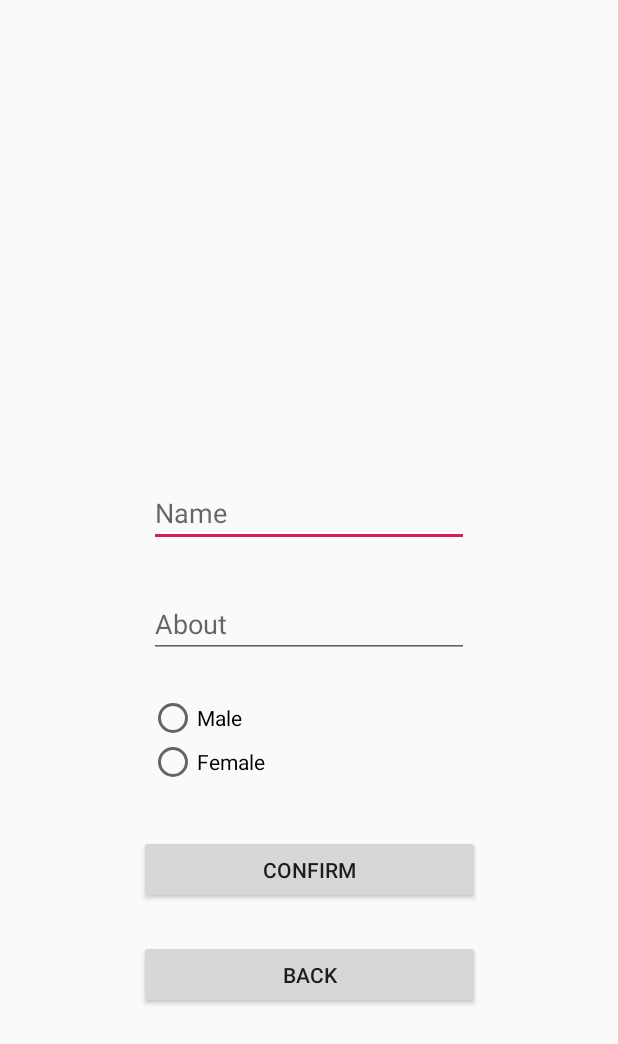
After one commit to ikhsanhabibi/lending-ears, an Android app: the ProfileSettingActivity screen opened directly, with no data from a screen before it, on a phone screen of 412 x 824 dp. The commit adds this screen. Shown: the top 1044 px of the screen. Run offline under Robolectric (Android 15) with nearby library versions, the phone set to English and light mode, and no system bars; our stand-ins replace Firebase (no records; nobody signed in at launch, a user with empty details on screens opened directly).

Commit message:
profile setting

```diff
--- a/app/build.gradle
+++ b/app/build.gradle
@@ -28,6 +28,9 @@ dependencies {
     androidTestImplementation 'com.android.support.test.espresso:espresso-core:3.0.2'
     implementation 'com.google.firebase:firebase-core:16.0.9'
     implementation 'com.google.firebase:firebase-auth:17.0.0'
+    implementation 'com.google.firebase:firebase-storage:17.0.0'
+    implementation 'com.google.firebase:firebase-database:17.0.0'
+    implementation 'com.github.bumptech.glide:glide:4.0.0'
 }
 
 apply plugin: 'com.google.gms.google-services'
--- a/app/src/main/AndroidManifest.xml
+++ b/app/src/main/AndroidManifest.xml
@@ -1,6 +1,8 @@
 <?xml version="1.0" encoding="utf-8"?>
 <manifest xmlns:android="http://schemas.android.com/apk/res/android"
     package="com.example.myapplication">
+
+    <uses-permission android:name="android.permission.READ_EXTERNAL_STORAGE" />
 
     <application
         android:allowBackup="true"
@@ -9,7 +11,8 @@
         android:roundIcon="@mipmap/ic_launcher_round"
         android:supportsRtl="true"
         android:theme="@style/AppTheme">
-        <activity android:name=".HomeActivity"></activity>
+        <activity android:name=".ProfileSettingActivity"></activity>
+        <activity android:name=".HomeActivity" />
         <activity android:name=".LoginActivity" />
         <activity android:name=".SignUpActivity" />
         <activity android:name=".MainActivity">
--- /dev/null
+++ b/app/src/main/java/com/example/myapplication/ProfileSettingActivity.java
@@ -0,0 +1,205 @@
+package com.example.myapplication;
+
+import android.app.Activity;
+import android.content.Intent;
+import android.graphics.Bitmap;
+import android.net.Uri;
+import android.os.storage.StorageManager;
+import android.provider.MediaStore;
+import android.support.annotation.NonNull;
+import android.support.v7.app.AppCompatActivity;
+import android.os.Bundle;
+import android.view.View;
+import android.widget.Button;
+import android.widget.EditText;
+import android.widget.ImageView;
+import android.widget.RadioButton;
+import android.widget.RadioGroup;
+
+import com.bumptech.glide.Glide;
+import com.google.android.gms.tasks.OnFailureListener;
+import com.google.android.gms.tasks.OnSuccessListener;
+import com.google.android.gms.tasks.Task;
+import com.google.firebase.auth.FirebaseAuth;
+import com.google.firebase.database.DataSnapshot;
+import com.google.firebase.database.DatabaseError;
+import com.google.firebase.database.DatabaseReference;
+import com.google.firebase.database.FirebaseDatabase;
+import com.google.firebase.database.ValueEventListener;
+import com.google.firebase.storage.FirebaseStorage;
+import com.google.firebase.storage.StorageReference;
+import com.google.firebase.storage.UploadTask;
+
+import java.io.ByteArrayOutputStream;
+import java.io.IOException;
+import java.util.HashMap;
+import java.util.Map;
+
+public class ProfileSettingActivity extends AppCompatActivity {
+
+    private EditText mNameField, mAboutField;
+
+    private Button mBack, mConfirm;
+
+    private ImageView mProfileImage;
+
+    private FirebaseAuth mAuth;
+
+    private DatabaseReference mUserDatabase;
+
+    private String userId, name, about, profileImageUrl, gender;
+
+    private Uri resultUri;
+
+    private RadioGroup mRadioGroup;
+
+    @Override
+    protected void onCreate(Bundle savedInstanceState) {
+        super.onCreate(savedInstanceState);
+        setContentView(R.layout.activity_profile_setting);
+
+        mNameField = findViewById(R.id.name);
+        mAboutField = findViewById(R.id.about);
+
+        mRadioGroup = findViewById(R.id.radioGroup);
+
+        mProfileImage = findViewById(R.id.profileimage);
+
+        mConfirm = findViewById(R.id.confirm);
+        mBack = findViewById(R.id.back);
+
+        mAuth = FirebaseAuth.getInstance();
+        userId = mAuth.getCurrentUser().getUid();
+        mUserDatabase = FirebaseDatabase.getInstance().getReference().child("Users").child(userId);
+
+        getUserInfo();
+
+        mProfileImage.setOnClickListener(new View.OnClickListener() {
+            @Override
+            public void onClick(View v) {
+                Intent intent = new Intent(Intent.ACTION_PICK);
+                intent.setType("image/*");
+                startActivityForResult(intent, 1);
+            }
+        });
+
+        mConfirm.setOnClickListener(new View.OnClickListener() {
+            @Override
+            public void onClick(View v) {
+                saveUserInformation();
+            }
+        });
+
+        mBack.setOnClickListener(new View.OnClickListener(){
+
+            @Override
+            public void onClick(View v) {
+                finish();
+                return;
+            }
+        });
+    }
+
+
+    private void getUserInfo(){
+        mUserDatabase.addListenerForSingleValueEvent(new ValueEventListener() {
+            @Override
+            public void onDataChange(@NonNull DataSnapshot dataSnapshot) {
+                if(dataSnapshot.exists() && dataSnapshot.getChildrenCount()>0){
+                    Map<String, Object> map = (Map<String, Object>) dataSnapshot.getValue();
+                    if(map.get("name") != null){
+                        name = map.get("name").toString();
+                        mNameField.setText(name);
+                    }
+                    if(map.get("about") != null){
+                        about = map.get("about").toString();
+                        mAboutField.setText(about);
+                    }
+
+                    if(map.get("profileImageUrl") != null){
+                        profileImageUrl = map.get("profileImageUrl").toString();
+                        Glide.with(getApplication()).load(profileImageUrl).into(mProfileImage);
+                    }
+
+                    if(map.get("gender") != null){
+                        gender = map.get("gender").toString();
+                    }
+                }
+            }
+
+            @Override
+            public void onCancelled(@NonNull DatabaseError databaseError) {
+
+            }
+        });
+    }
+
+    private void saveUserInformation(){
+        name = mNameField.getText().toString();
+        about = mAboutField.getText().toString();
+
+        int selectId = mRadioGroup.getCheckedRadioButtonId();
+
+        final RadioButton radioButton = findViewById(selectId);
+
+        if(radioButton.getText() == null){
+            return;
+        }
+
+        Map userInfo = new HashMap();
+        userInfo.put("name", name);
+        userInfo.put("about", about);
+        userInfo.put("gender", radioButton.getText().toString());
+        mUserDatabase.updateChildren(userInfo);
+
+        if(resultUri != null){
+            StorageReference filepath = FirebaseStorage.getInstance().getReference().child("profileImages").child(userId);
+            Bitmap bitmap = null;
+
+            try {
+                bitmap = MediaStore.Images.Media.getBitmap(getApplication().getContentResolver(), resultUri);
+            } catch (IOException e) {
+                e.printStackTrace();
+            }
+
+            ByteArrayOutputStream baos = new ByteArrayOutputStream();
+            bitmap.compress(Bitmap.CompressFormat.JPEG, 20, baos);
+            byte[] data = baos.toByteArray();
+            UploadTask uploadTask = filepath.putBytes(data);
+            uploadTask.addOnFailureListener(new OnFailureListener() {
+                @Override
+                public void onFailure(@NonNull Exception e) {
+                    finish();
+                }
+            });
+
+            uploadTask.addOnSuccessListener(new OnSuccessListener<UploadTask.TaskSnapshot>() {
+                @Override
+                public void onSuccess(UploadTask.TaskSnapshot taskSnapshot) {
+                    Task<Uri> downloadUrl = taskSnapshot.getMetadata().getReference().getDownloadUrl();
+
+                    Map userInfo = new HashMap<>();
+                    userInfo.put("profileImageUrl", downloadUrl.toString());
+                    mUserDatabase.updateChildren(userInfo);
+
+                    finish();
+                    return;
+                }
+            });
+
+
+        }else{
+            finish();
+        }
+    }
+
+    @Override
+    protected void onActivityResult(int requestCode, int resultCode, Intent data) {
+        super.onActivityResult(requestCode, resultCode, data);
+        if(requestCode == 1 && resultCode == Activity.RESULT_OK){
+            final Uri imageUri = data.getData();
+            resultUri = imageUri;
+            mProfileImage.setImageURI(resultUri);
+        }
+    }
+}
--- /dev/null
+++ b/app/src/main/res/layout/activity_profile_setting.xml
@@ -0,0 +1,108 @@
+<?xml version="1.0" encoding="utf-8"?>
+<android.support.constraint.ConstraintLayout xmlns:android="http://schemas.android.com/apk/res/android"
+    xmlns:app="http://schemas.android.com/apk/res-auto"
+    xmlns:tools="http://schemas.android.com/tools"
+    android:layout_width="match_parent"
+    android:layout_height="match_parent"
+    tools:context=".ProfileSettingActivity">
+
+    <Button
+        android:id="@+id/back"
+        android:layout_width="227dp"
+        android:layout_height="46dp"
+        android:layout_marginTop="8dp"
+        android:layout_marginBottom="8dp"
+        android:text="Back"
+        app:layout_constraintBottom_toBottomOf="parent"
+        app:layout_constraintEnd_toEndOf="parent"
+        app:layout_constraintStart_toStartOf="parent"
+        app:layout_constraintTop_toTopOf="parent"
+        app:layout_constraintVertical_bias="0.812" />
+
+    <ImageView
+        android:id="@+id/profileimage"
+        android:layout_width="129dp"
+        android:layout_height="117dp"
+        android:layout_marginTop="8dp"
+        android:layout_marginBottom="8dp"
+        app:layout_constraintBottom_toBottomOf="parent"
+        app:layout_constraintEnd_toEndOf="parent"
+        app:layout_constraintHorizontal_bias="0.498"
+        app:layout_constraintStart_toStartOf="parent"
+        app:layout_constraintTop_toTopOf="parent"
+        app:layout_constraintVertical_bias="0.128"
+        tools:src="@mipmap/ic_launcher" />
+
+    <EditText
+        android:id="@+id/name"
+        android:layout_width="wrap_content"
+        android:layout_height="wrap_content"
+        android:layout_marginTop="8dp"
+        android:layout_marginBottom="8dp"
+        android:ems="10"
+        android:inputType="textPersonName"
+        android:hint="Name"
+        app:layout_constraintBottom_toBottomOf="parent"
+        app:layout_constraintEnd_toEndOf="parent"
+        app:layout_constraintStart_toStartOf="parent"
+        app:layout_constraintTop_toTopOf="parent"
+        app:layout_constraintVertical_bias="0.408" />
+
+    <EditText
+        android:id="@+id/about"
+        android:layout_width="wrap_content"
+        android:layout_height="wrap_content"
+        android:layout_marginStart="8dp"
+        android:layout_marginTop="8dp"
+        android:layout_marginEnd="8dp"
+        android:ems="10"
+        android:inputType="textPersonName"
+        android:hint="About"
+        app:layout_constraintBottom_toBottomOf="parent"
+        app:layout_constraintEnd_toEndOf="parent"
+        app:layout_constraintStart_toStartOf="parent"
+        app:layout_constraintTop_toTopOf="parent" />
+
+    <Button
+        android:id="@+id/confirm"
+        android:layout_width="227dp"
+        android:layout_height="46dp"
+        android:layout_marginTop="8dp"
+        android:layout_marginBottom="8dp"
+        android:text="Confirm"
+        app:layout_constraintBottom_toBottomOf="parent"
+        app:layout_constraintEnd_toEndOf="parent"
+        app:layout_constraintStart_toStartOf="parent"
+        app:layout_constraintTop_toTopOf="parent"
+        app:layout_constraintVertical_bias="0.72" />
+
+    <RadioGroup
+        android:layout_width="216dp"
+        android:layout_height="58dp"
+        android:layout_marginTop="8dp"
+        android:layout_marginBottom="8dp"
+        android:id="@+id/radioGroup"
+        app:layout_constraintBottom_toBottomOf="parent"
+        app:layout_constraintEnd_toEndOf="parent"
+        app:layout_constraintHorizontal_bias="0.507"
+        app:layout_constraintStart_toStartOf="parent"
+        app:layout_constraintTop_toTopOf="parent"
+        app:layout_constraintVertical_bias="0.608" >
+
+        <RadioButton
+            android:id="@+id/maleBtn"
+            android:layout_width="wrap_content"
+            android:layout_height="wrap_content"
+            android:layout_weight="1"
+            android:text="Male" />
+
+        <RadioButton
+            android:id="@+id/femaleBtn"
+            android:layout_width="wrap_content"
+            android:layout_height="wrap_content"
+            android:layout_weight="1"
+            android:text="Female" />
+    </RadioGroup>
+
+
+</android.support.constraint.ConstraintLayout>
```
Also changed, not shown: app/src/main/java/com/example/myapplication/HomeActivity.java (+15 -0 lines), app/src/main/res/layout/activity_home.xml (+20 -16 lines), 1 other file.
